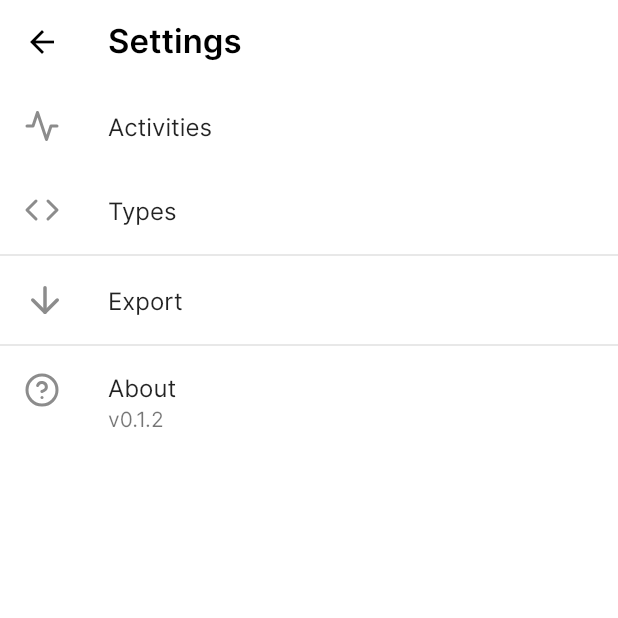
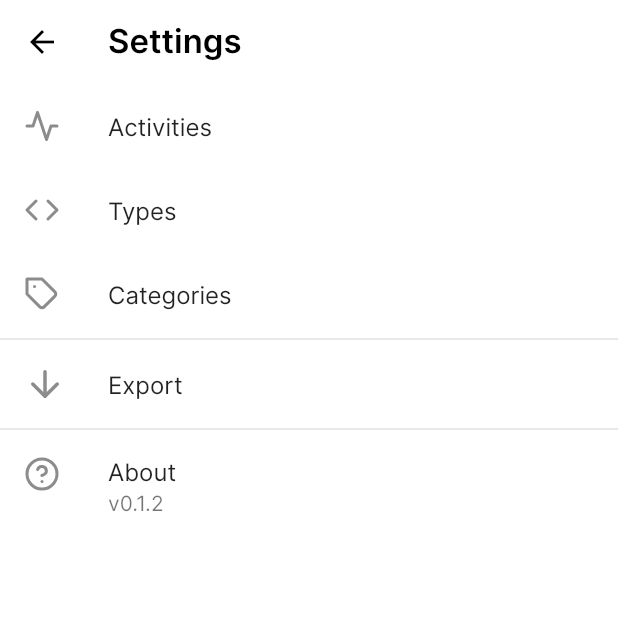
Before and after one commit to vaetas/metrify, a Flutter app: the SettingsScreen screen opened by its route, on a phone screen of 412 x 824 dp, the top half of it. Run offline on Flutter 3.47's test engine with Material 2 defaults, Android fonts, the phone set to English and light mode, and no system bars; our stand-ins replace flutter_feather_icons, flutter_slidable, flutter_speed_dial, flutter_sticky_header, hive, hive_flutter and 4 more; accounts and stored records are empty; generated files the repository leaves out were written again.

```diff
--- a/lib/ui/settings/settings_screen.dart
+++ b/lib/ui/settings/settings_screen.dart
@@ -47,13 +47,13 @@ class SettingsScreen extends StatelessWidget {
                   Navigator.pushNamed(context, Routes.typeList);
                 },
               ),
-//              ListTile(
-//                title: Text('Categories'),
-//                leading: Icon(FeatherIcons.tag),
-//                onTap: () {
-//                  Navigator.pushNamed(context, Routes.categoryList);
-//                },
-//              ),
+              ListTile(
+                title: Text('Categories'),
+                leading: Icon(FeatherIcons.tag),
+                onTap: () {
+                  Navigator.pushNamed(context, Routes.categoryList);
+                },
+              ),
               Divider(),
               ListTile(
                 title: Text('Export'),
```
